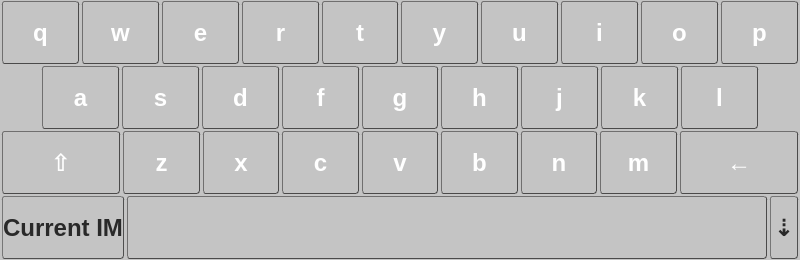
The window that src/QVirtualKeyboard.ui (drradwan/Qin) describes before a commit, drawn with Qt 5.
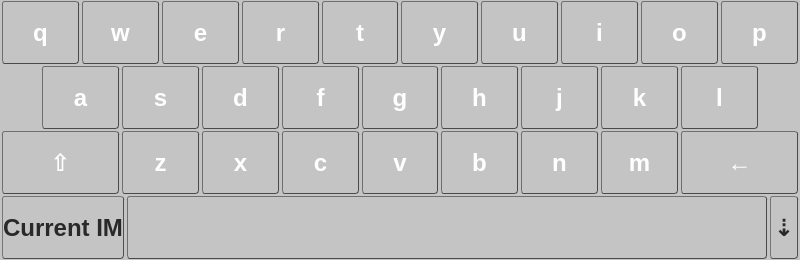
The same window after the commit.

```diff
--- a/src/QVirtualKeyboard.ui
+++ b/src/QVirtualKeyboard.ui
@@ -696,7 +696,7 @@
          </property>
          <property name="minimumSize">
           <size>
-           <width>120</width>
+           <width>119</width>
            <height>0</height>
           </size>
          </property>
@@ -934,7 +934,7 @@
          </property>
          <property name="minimumSize">
           <size>
-           <width>120</width>
+           <width>119</width>
            <height>0</height>
           </size>
          </property>
```
